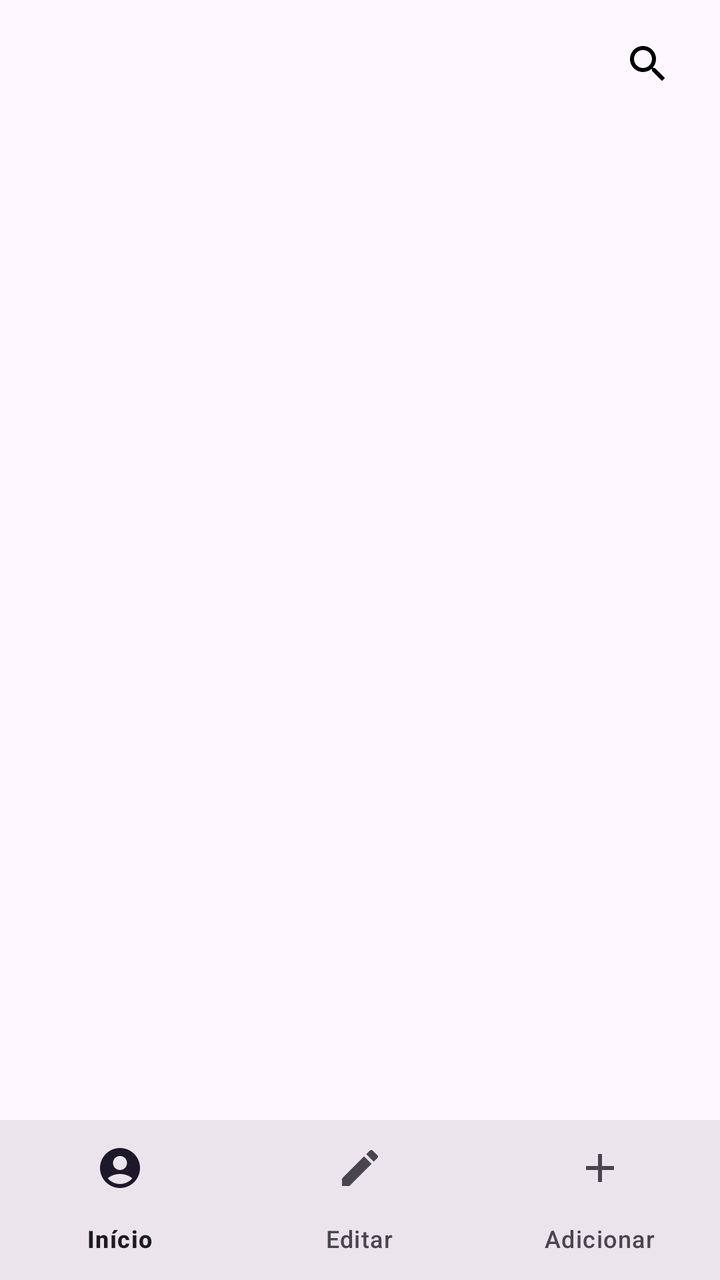
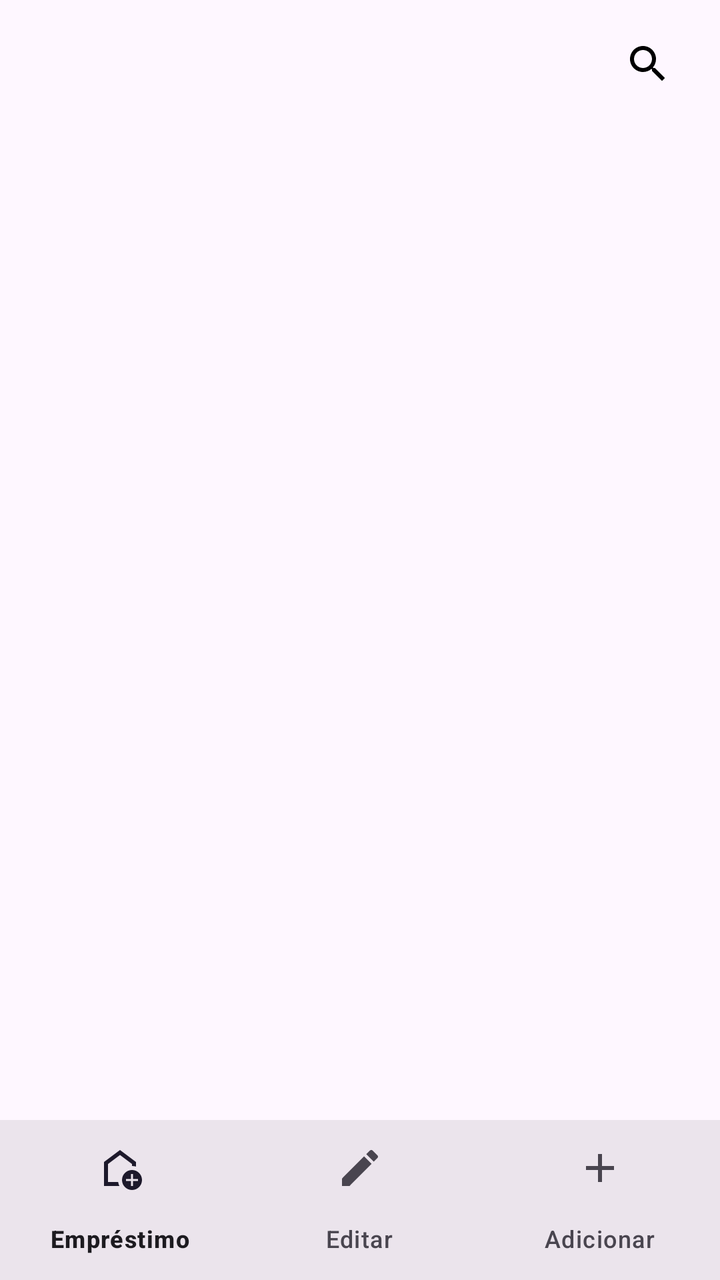

Before-and-after screenshots of an Android layout around one commit, followed by the original layout XML and the change that was made.
<!-- AndroidManifest.xml: application theme Theme.DSSMV_ProjectDroid_1230593_1222100_1 -->
<!-- res/layout/activity_library_detail.xml -->
<?xml version="1.0" encoding="utf-8"?>
<androidx.coordinatorlayout.widget.CoordinatorLayout
        xmlns:android="http://schemas.android.com/apk/res/android"
        xmlns:app="http://schemas.android.com/apk/res-auto"
        xmlns:tools="http://schemas.android.com/tools"
        android:layout_width="match_parent"
        android:layout_height="match_parent"
        tools:context=".ui.LibraryDetailActivity">

    
    <com.google.android.material.appbar.AppBarLayout
            android:id="@+id/appBar"
            android:layout_width="match_parent"
            android:layout_height="?attr/actionBarSize">

        <com.google.android.material.appbar.MaterialToolbar
                android:id="@+id/toolbar"
                style="@style/Widget.Material3.Toolbar"
                android:layout_width="match_parent"
                android:layout_height="match_parent"
                android:paddingHorizontal="12dp"
                android:title="Books"
                app:menu="@menu/menu_libraries"/>
    </com.google.android.material.appbar.AppBarLayout>

    
    <ScrollView
            android:id="@+id/scrollBooks"
            android:layout_width="match_parent"
            android:layout_height="match_parent"
            android:clipToPadding="false"
            android:padding="12dp"
            android:layout_marginBottom="72dp"
            app:layout_behavior="@string/appbar_scrolling_view_behavior">

        <LinearLayout
                android:id="@+id/containerBooksData"
                android:layout_width="match_parent"
                android:layout_height="wrap_content"
                android:orientation="vertical"/>
    </ScrollView>

    
    <com.google.android.material.bottomnavigation.BottomNavigationView
            android:id="@+id/bottomNavBooks"
            android:layout_width="match_parent"
            android:layout_height="wrap_content"
            android:layout_gravity="bottom"
            android:background="?attr/colorSurface"
            app:labelVisibilityMode="labeled"
            app:menu="@menu/menu_bottom_client" />

</androidx.coordinatorlayout.widget.CoordinatorLayout>
<!-- resources referenced by this layout -->
<resources>
  <style name="Theme.DSSMV_ProjectDroid_1230593_1222100_1" parent="Base.Theme.DSSMV_ProjectDroid_1230593_1222100_1" />
  <style name="Base.Theme.DSSMV_ProjectDroid_1230593_1222100_1" parent="Theme.Material3.DayNight.NoActionBar">
          
          <item name="colorPrimary">#1C1C1C</item> 
  
      </style>
</resources>

<!-- the commit's change to res/layout/activity_library_detail.xml (unified diff, before → after) -->
@@ -48,6 +48,6 @@
             android:layout_gravity="bottom"
             android:background="?attr/colorSurface"
             app:labelVisibilityMode="labeled"
-            app:menu="@menu/menu_bottom_client" />
+            app:menu="@menu/bottom_nav_detail" />
 
 </androidx.coordinatorlayout.widget.CoordinatorLayout>
